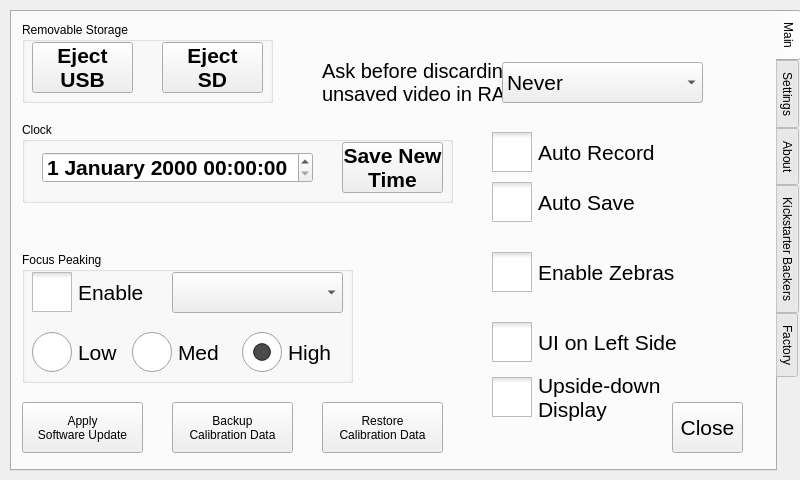
The window that src/utilwindow.ui (krontech/chronos-cam-app) describes before a commit, drawn with Qt 5.
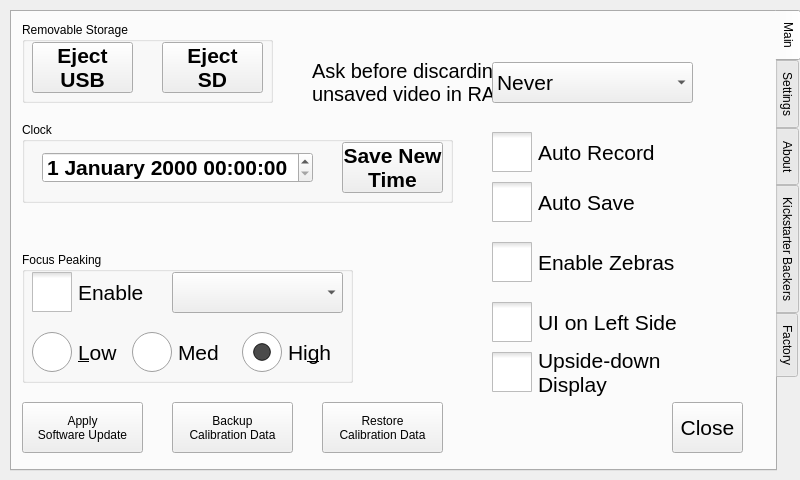
The same window after the commit. Custom widgets are drawn as their Qt base class.

Commit message: Aligned checkboxes on utils screen with other things.

```diff
--- a/src/utilwindow.ui
+++ b/src/utilwindow.ui
@@ -196,7 +196,7 @@
 }</string>
       </property>
       <property name="text">
-       <string>Low</string>
+       <string>&amp;Low</string>
       </property>
       <property name="checked">
        <bool>false</bool>
@@ -250,7 +250,7 @@
 }</string>
       </property>
       <property name="text">
-       <string>High</string>
+       <string>Hi&amp;gh</string>
       </property>
       <property name="checked">
        <bool>true</bool>
@@ -261,7 +261,7 @@
      <property name="geometry">
       <rect>
        <x>480</x>
-       <y>240</y>
+       <y>230</y>
        <width>191</width>
        <height>41</height>
       </rect>
@@ -424,7 +424,7 @@
     <widget class="QLabel" name="lblUnsavedVideoLabel">
      <property name="geometry">
       <rect>
-       <x>310</x>
+       <x>300</x>
        <y>40</y>
        <width>211</width>
        <height>61</height>
@@ -447,7 +447,7 @@
      <property name="geometry">
       <rect>
        <x>480</x>
-       <y>310</y>
+       <y>290</y>
        <width>201</width>
        <height>41</height>
       </rect>
@@ -474,9 +474,9 @@
      <property name="geometry">
       <rect>
        <x>480</x>
-       <y>360</y>
+       <y>330</y>
        <width>171</width>
-       <height>51</height>
+       <height>61</height>
       </rect>
      </property>
      <property name="font">
@@ -501,7 +501,7 @@
     <widget class="QComboBox" name="comboDisableUnsavedWarning">
      <property name="geometry">
       <rect>
-       <x>490</x>
+       <x>480</x>
        <y>50</y>
        <width>201</width>
        <height>41</height>
```
Left out of the diff: 3 changed lines with no effect on the pictures.
